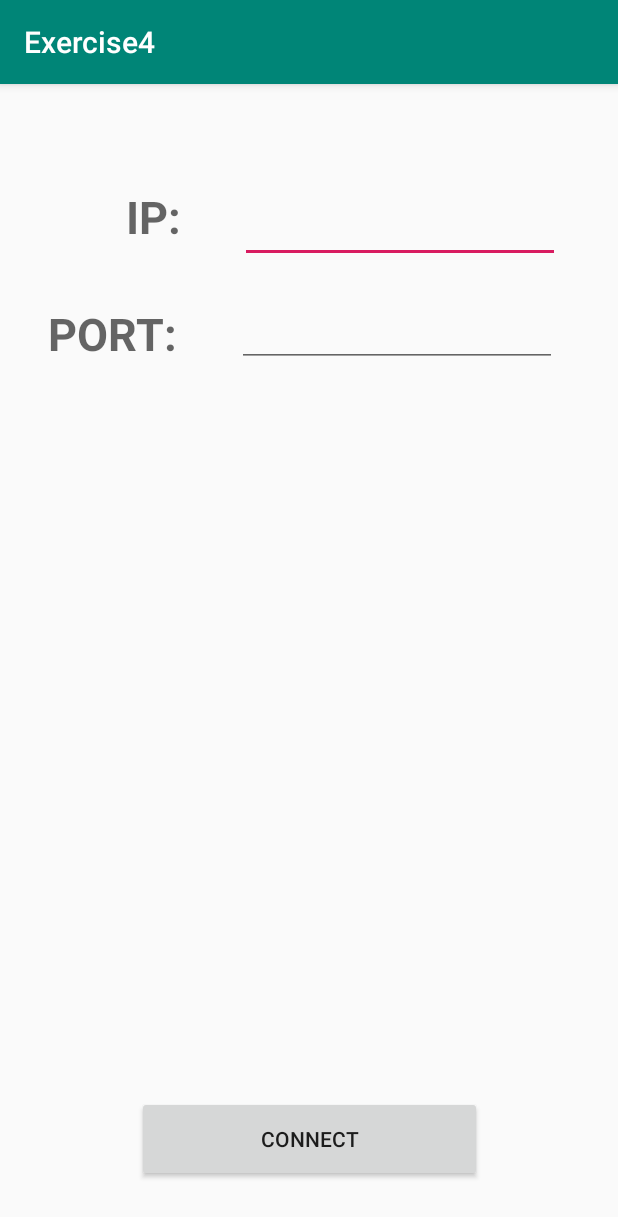
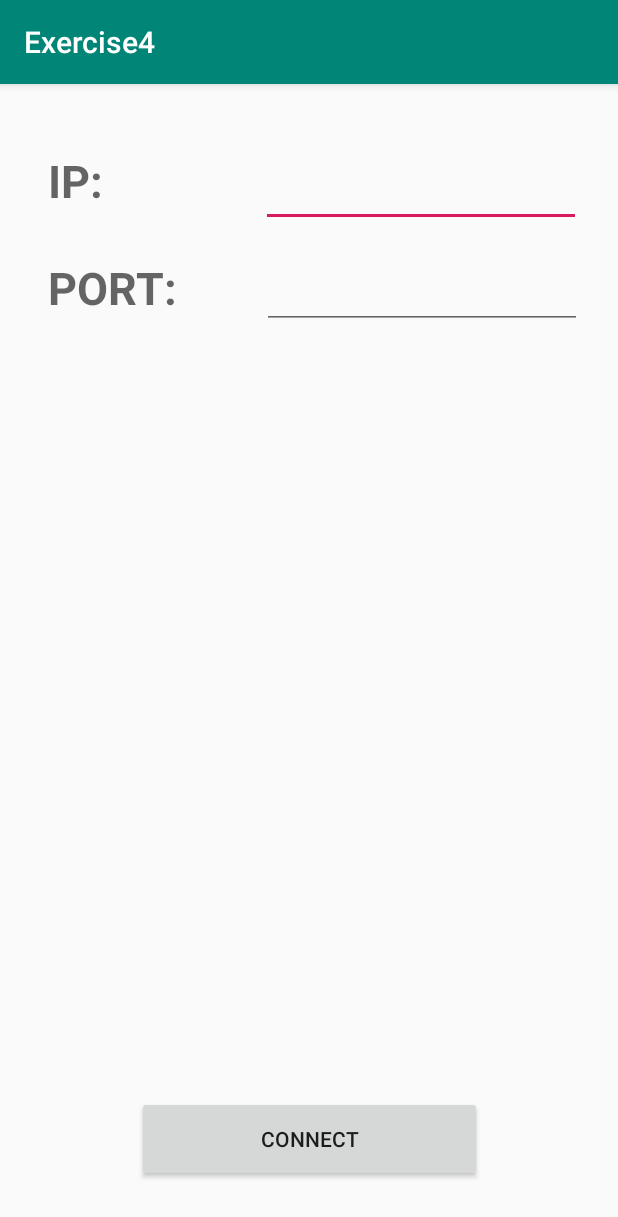
Before and after one commit to OsnatAckerman/Exercise4, an Android app: the screen it shows after launch (MainActivity), on a phone screen of 412 x 824 dp. Shown: the top 1217 px of the screen. Run offline under Robolectric (Android 15) with nearby library versions, the phone set to English and light mode, and no system bars.

Commit message:
allmost done

```diff
--- a/app/src/main/java/com/example/exercise4/JoystickView.java
+++ b/app/src/main/java/com/example/exercise4/JoystickView.java
@@ -62,7 +62,8 @@ public class JoystickView extends SurfaceView implements SurfaceHolder.Callback,
 
     @Override
     public void surfaceChanged(SurfaceHolder surfaceHolder, int i, int i1, int i2) {
-
+        setDim();
+        drawJoystick(centerX,centerY);
     }
 
     @Override
--- a/app/src/main/java/com/example/exercise4/MainActivity.java
+++ b/app/src/main/java/com/example/exercise4/MainActivity.java
@@ -24,11 +24,9 @@ public class MainActivity extends AppCompatActivity {
 
         this.ip = ((EditText)findViewById(R.id.ipEditText)).getText().toString();
         this.port = ((EditText)findViewById(R.id.portTextEdit)).getText().toString();
-        Intent intent = new Intent(this,
-                Joystick.class);
+        Intent intent = new Intent(this, Joystick.class);
         intent.putExtra("ip", ip);
         intent.putExtra("port", port);
-
         startActivity(intent);
     }
 
--- a/app/src/main/res/layout/activity_main.xml
+++ b/app/src/main/res/layout/activity_main.xml
@@ -8,11 +8,11 @@
 
     <TextView
         android:id="@+id/ipText"
-        android:layout_width="wrap_content"
-        android:layout_height="54dp"
-        android:layout_marginStart="84dp"
-        android:layout_marginLeft="84dp"
-        android:layout_marginTop="68dp"
+        android:layout_width="85dp"
+        android:layout_height="47dp"
+        android:layout_marginStart="32dp"
+        android:layout_marginLeft="32dp"
+        android:layout_marginTop="44dp"
         android:hint="@string/ip"
         android:textAllCaps="false"
         android:textSize="30sp"
@@ -24,10 +24,10 @@
         android:id="@+id/ipEditText"
         android:layout_width="wrap_content"
         android:layout_height="52dp"
-        android:layout_marginStart="16dp"
-        android:layout_marginLeft="16dp"
-        android:layout_marginEnd="16dp"
-        android:layout_marginRight="16dp"
+        android:layout_marginStart="40dp"
+        android:layout_marginLeft="40dp"
+        android:layout_marginEnd="8dp"
+        android:layout_marginRight="8dp"
         android:ems="10"
         android:inputType="textPersonName"
         app:layout_constraintBaseline_toBaselineOf="@+id/ipText"
@@ -53,11 +53,13 @@
         android:layout_height="wrap_content"
         android:layout_marginStart="40dp"
         android:layout_marginLeft="40dp"
-        android:layout_marginTop="24dp"
+        android:layout_marginEnd="8dp"
+        android:layout_marginRight="8dp"
         android:ems="10"
         android:inputType="textPersonName"
-        app:layout_constraintStart_toEndOf="@+id/portText"
-        app:layout_constraintTop_toBottomOf="@+id/ipEditText" />
+        app:layout_constraintBaseline_toBaselineOf="@+id/portText"
+        app:layout_constraintEnd_toEndOf="parent"
+        app:layout_constraintStart_toEndOf="@+id/portText" />
 
     <Button
         android:id="@+id/button"
```
Also changed, not shown: app/src/main/AndroidManifest.xml (+7 -1 lines), app/src/main/java/com/example/exercise4/Joystick.java (+14 -1 lines), app/src/main/java/com/example/exercise4/TCPclient.java (added, +83 -0 lines).
